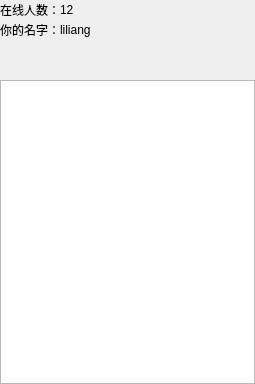
Above: homeleftwidget.ui from liliangCS/lichat before the change. Below: the same form after it.
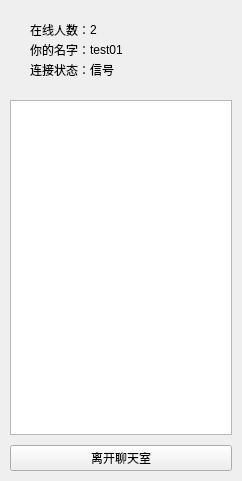
That is the form after the change.

```diff
--- a/homeleftwidget.ui
+++ b/homeleftwidget.ui
@@ -6,14 +6,14 @@
    <rect>
     <x>0</x>
     <y>0</y>
-    <width>255</width>
-    <height>384</height>
+    <width>242</width>
+    <height>481</height>
    </rect>
   </property>
   <property name="windowTitle">
    <string>Form</string>
   </property>
-  <layout class="QVBoxLayout" name="verticalLayout_2" stretch="0,0,1">
+  <layout class="QVBoxLayout" name="verticalLayout_3" stretch="0,1,0">
    <property name="spacing">
     <number>0</number>
    </property>
@@ -30,22 +30,22 @@
     <number>0</number>
    </property>
    <item>
-    <widget class="QWidget" name="widget" native="true">
-     <layout class="QVBoxLayout" name="verticalLayout">
+    <widget class="QWidget" name="infoWidget" native="true">
+     <layout class="QVBoxLayout" name="verticalLayout_2">
       <property name="spacing">
        <number>0</number>
       </property>
       <property name="leftMargin">
-       <number>0</number>
+       <number>30</number>
       </property>
       <property name="topMargin">
-       <number>0</number>
+       <number>20</number>
       </property>
       <property name="rightMargin">
-       <number>0</number>
+       <number>30</number>
       </property>
       <property name="bottomMargin">
-       <number>0</number>
+       <number>20</number>
       </property>
       <item>
        <layout class="QHBoxLayout" name="horizontalLayout_2">
@@ -59,7 +59,7 @@
         <item>
          <widget class="QLabel" name="label_4">
           <property name="text">
-           <string>12</string>
+           <string>2</string>
           </property>
          </widget>
         </item>
@@ -90,7 +90,7 @@
         <item>
          <widget class="QLabel" name="label_2">
           <property name="text">
-           <string>liliang</string>
+           <string>test01</string>
           </property>
          </widget>
         </item>
@@ -109,24 +109,95 @@
         </item>
        </layout>
       </item>
+      <item>
+       <layout class="QHBoxLayout" name="horizontalLayout_4">
+        <item>
+         <widget class="QLabel" name="label_5">
+          <property name="text">
+           <string>连接状态：</string>
+          </property>
+         </widget>
+        </item>
+        <item>
+         <widget class="QLabel" name="label_6">
+          <property name="text">
+           <string>信号</string>
+          </property>
+         </widget>
+        </item>
+        <item>
+         <spacer name="horizontalSpacer_3">
+          <property name="orientation">
+           <enum>Qt::Horizontal</enum>
+          </property>
+          <property name="sizeHint" stdset="0">
+           <size>
+            <width>40</width>
+            <height>20</height>
+           </size>
+          </property>
+         </spacer>
+        </item>
+       </layout>
+      </item>
      </layout>
     </widget>
    </item>
    <item>
-    <spacer name="verticalSpacer">
-     <property name="orientation">
-      <enum>Qt::Vertical</enum>
-     </property>
-     <property name="sizeHint" stdset="0">
-      <size>
-       <width>20</width>
-       <height>40</height>
-      </size>
-     </property>
-    </spacer>
+    <widget class="QWidget" name="widget_2" native="true">
+     <layout class="QHBoxLayout" name="horizontalLayout_3">
+      <property name="spacing">
+       <number>0</number>
+      </property>
+      <property name="leftMargin">
+       <number>10</number>
+      </property>
+      <property name="topMargin">
+       <number>0</number>
+      </property>
+      <property name="rightMargin">
+       <number>10</number>
+      </property>
+      <property name="bottomMargin">
+       <number>0</number>
+      </property>
+      <item>
+       <widget class="QTextEdit" name="roomMsgTextEdit">
+        <property name="readOnly">
+         <bool>true</bool>
+        </property>
+       </widget>
+      </item>
+     </layout>
+    </widget>
    </item>
    <item>
-    <widget class="QTextEdit" name="textEdit"/>
+    <widget class="QWidget" name="widget_3" native="true">
+     <layout class="QVBoxLayout" name="verticalLayout">
+      <property name="spacing">
+       <number>0</number>
+      </property>
+      <property name="leftMargin">
+       <number>10</number>
+      </property>
+      <property name="topMargin">
+       <number>10</number>
+      </property>
+      <property name="rightMargin">
+       <number>10</number>
+      </property>
+      <property name="bottomMargin">
+       <number>10</number>
+      </property>
+      <item>
+       <widget class="QPushButton" name="leaveBtn">
+        <property name="text">
+         <string>离开聊天室</string>
+        </property>
+       </widget>
+      </item>
+     </layout>
+    </widget>
    </item>
   </layout>
  </widget>
```
